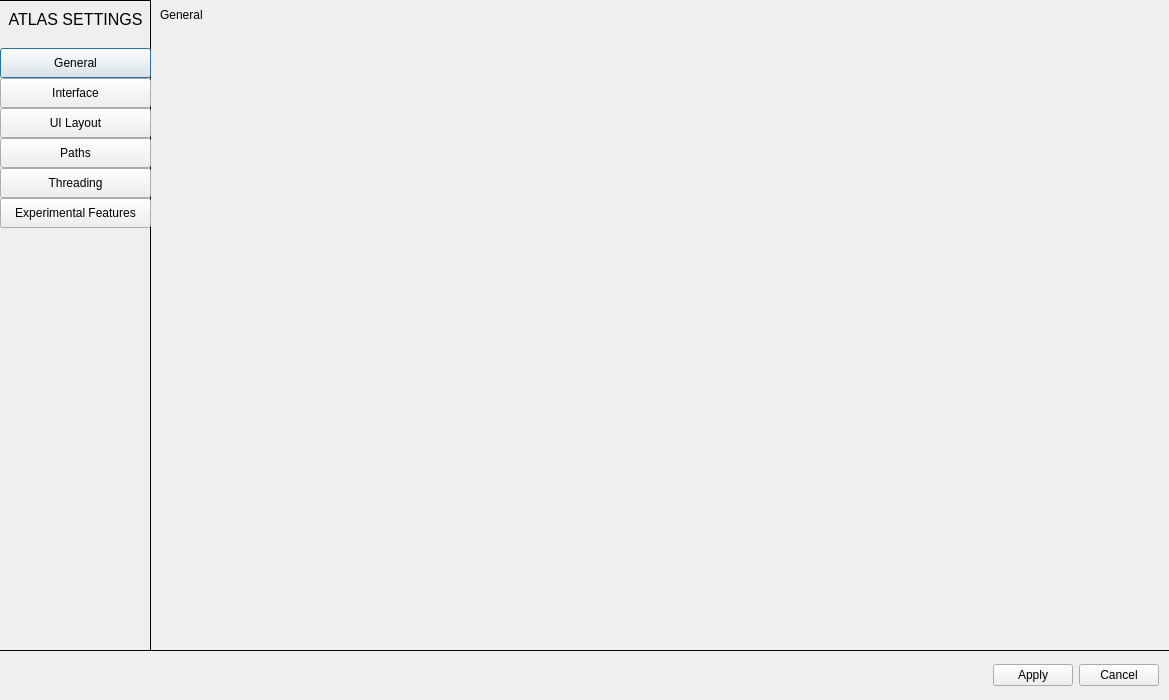
Before: the Qt Designer form atlas/ui/dialog/SettingsDialog.ui in KJNeko/Atlas, drawn with Qt 5.
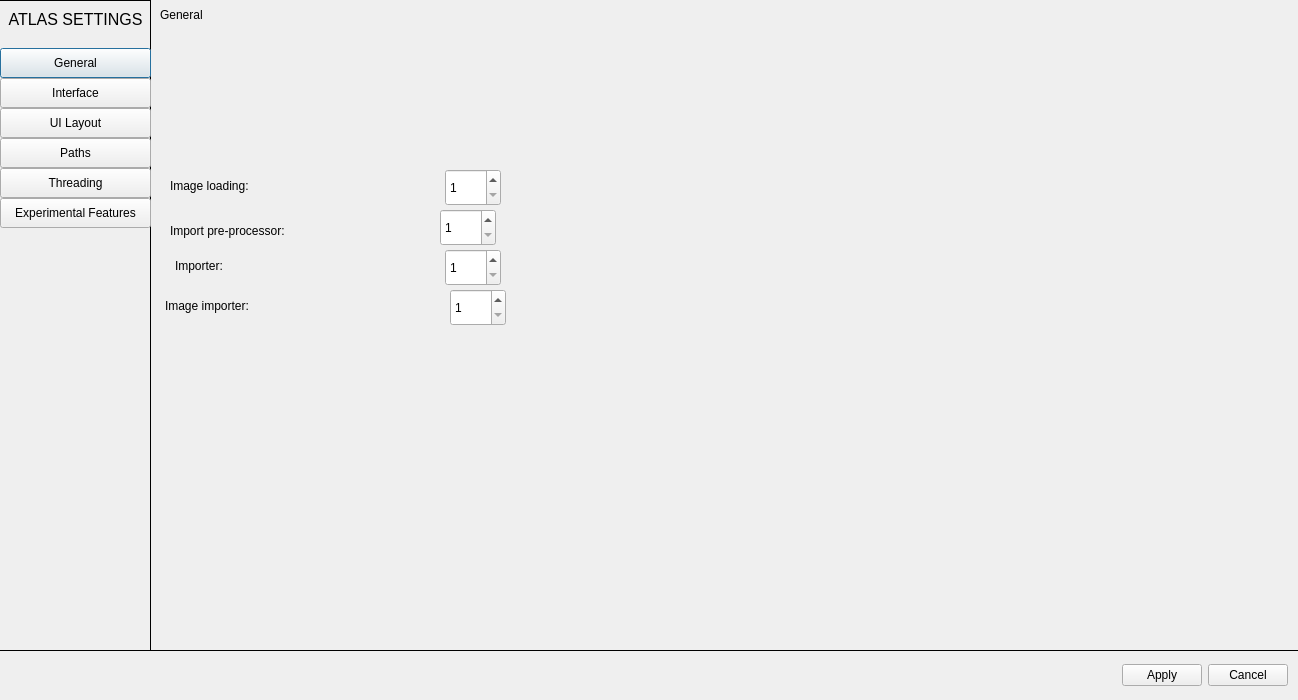
After: the same form once the commit is applied. The open tabs and pages were chosen to show the change. Icons and pictures are not drawn.

Patch:
```diff
--- a/atlas/ui/dialog/SettingsDialog.ui
+++ b/atlas/ui/dialog/SettingsDialog.ui
@@ -6,7 +6,7 @@
    <rect>
     <x>0</x>
     <y>0</y>
-    <width>1169</width>
+    <width>1298</width>
     <height>700</height>
    </rect>
   </property>
@@ -2325,7 +2325,124 @@
      <widget class="QWidget" name="settingsThreading">
       <layout class="QGridLayout" name="gridLayout_13">
        <item row="0" column="0">
-        <widget class="QWidget" name="widget_2" native="true"/>
+        <widget class="QWidget" name="widget_2" native="true">
+         <widget class="QLabel" name="label_43">
+          <property name="geometry">
+           <rect>
+            <x>10</x>
+            <y>135</y>
+            <width>181</width>
+            <height>23</height>
+           </rect>
+          </property>
+          <property name="text">
+           <string>Image loading: </string>
+          </property>
+         </widget>
+         <widget class="QLabel" name="label_44">
+          <property name="geometry">
+           <rect>
+            <x>10</x>
+            <y>180</y>
+            <width>176</width>
+            <height>23</height>
+           </rect>
+          </property>
+          <property name="text">
+           <string>Import pre-processor:</string>
+          </property>
+         </widget>
+         <widget class="QLabel" name="label_45">
+          <property name="geometry">
+           <rect>
+            <x>15</x>
+            <y>215</y>
+            <width>251</width>
+            <height>23</height>
+           </rect>
+          </property>
+          <property name="text">
+           <string>Importer: </string>
+          </property>
+         </widget>
+         <widget class="QLabel" name="label_46">
+          <property name="geometry">
+           <rect>
+            <x>5</x>
+            <y>255</y>
+            <width>326</width>
+            <height>23</height>
+           </rect>
+          </property>
+          <property name="text">
+           <string>Image importer:</string>
+          </property>
+         </widget>
+         <widget class="QSpinBox" name="sbImageLoadingThreads">
+          <property name="geometry">
+           <rect>
+            <x>285</x>
+            <y>130</y>
+            <width>56</width>
+            <height>37</height>
+           </rect>
+          </property>
+          <property name="minimum">
+           <number>1</number>
+          </property>
+          <property name="maximum">
+           <number>32</number>
+          </property>
+         </widget>
+         <widget class="QSpinBox" name="sbImportPreProcessorThreads">
+          <property name="geometry">
+           <rect>
+            <x>280</x>
+            <y>170</y>
+            <width>56</width>
+            <height>37</height>
+           </rect>
+          </property>
+          <property name="minimum">
+           <number>1</number>
+          </property>
+          <property name="maximum">
+           <number>32</number>
+          </property>
+         </widget>
+         <widget class="QSpinBox" name="sbImportThreads">
+          <property name="geometry">
+           <rect>
+            <x>285</x>
+            <y>210</y>
+            <width>56</width>
+            <height>37</height>
+           </rect>
+          </property>
+          <property name="minimum">
+           <number>1</number>
+          </property>
+          <property name="maximum">
+           <number>32</number>
+          </property>
+         </widget>
+         <widget class="QSpinBox" name="sbImageImportThreads">
+          <property name="geometry">
+           <rect>
+            <x>290</x>
+            <y>250</y>
+            <width>56</width>
+            <height>37</height>
+           </rect>
+          </property>
+          <property name="minimum">
+           <number>1</number>
+          </property>
+          <property name="maximum">
+           <number>32</number>
+          </property>
+         </widget>
+        </widget>
        </item>
       </layout>
      </widget>
```
Left out of the diff: 2 changed lines with no effect on the pictures.
